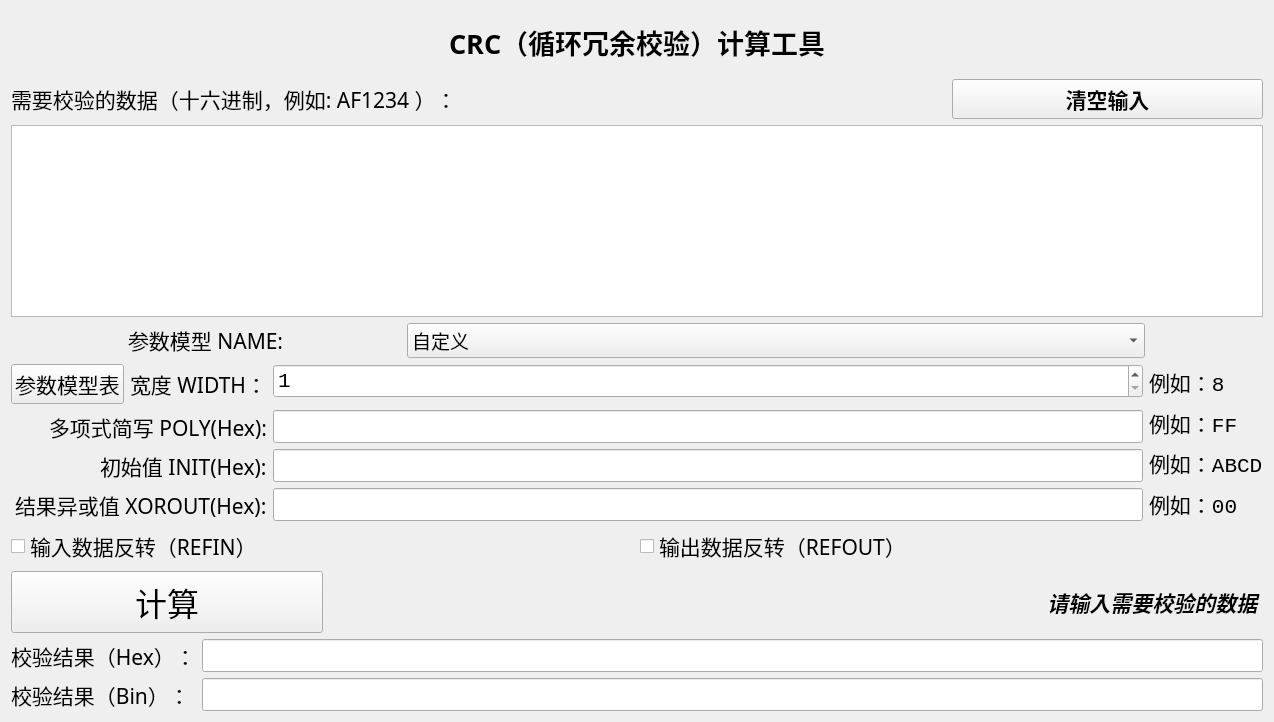
Qt form source_code/crc.ui (Taiga233/CRC_tools) before a commit.
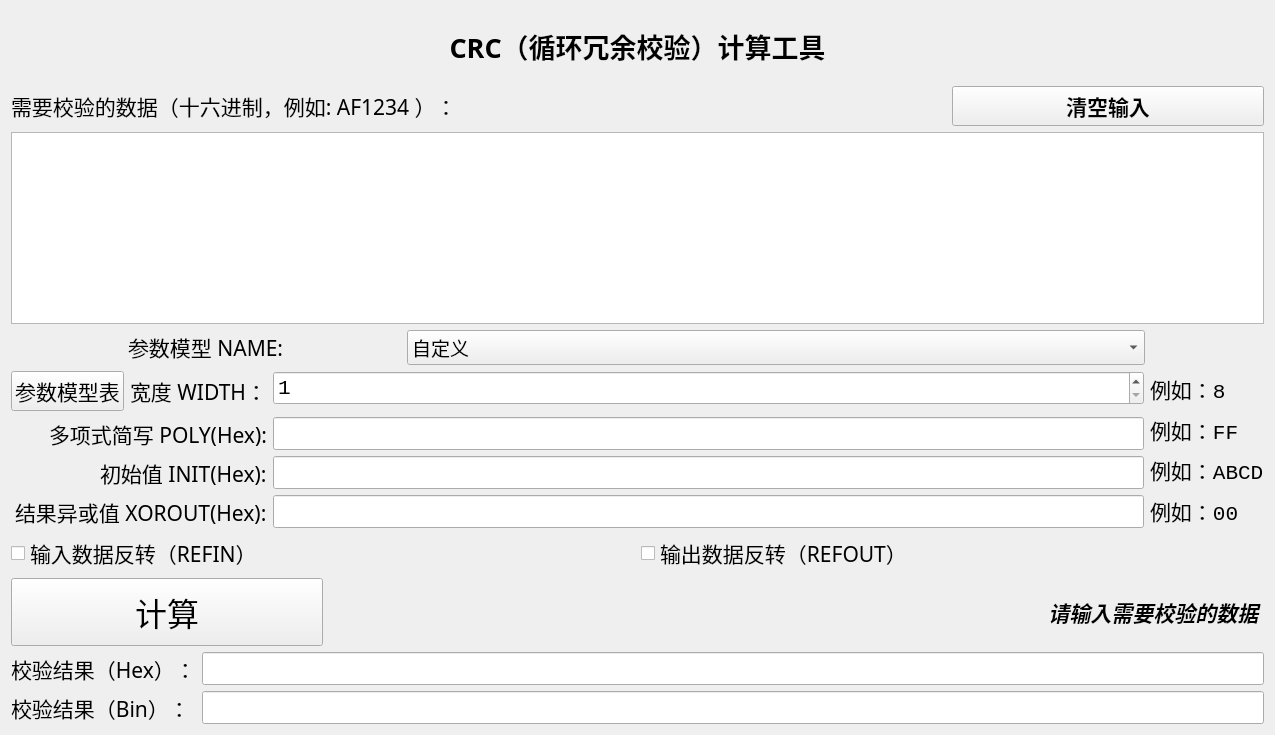
The same form after that commit.

The edit to the form file:
```diff
--- a/source_code/crc.ui
+++ b/source_code/crc.ui
@@ -6,8 +6,8 @@
    <rect>
     <x>0</x>
     <y>0</y>
-    <width>1274</width>
-    <height>722</height>
+    <width>1275</width>
+    <height>735</height>
    </rect>
   </property>
   <property name="font">
@@ -466,7 +466,11 @@
       </widget>
      </item>
      <item row="0" column="1">
-      <widget class="QLineEdit" name="lineEdit_result_hex"/>
+      <widget class="QLineEdit" name="lineEdit_result_hex">
+       <property name="readOnly">
+        <bool>true</bool>
+       </property>
+      </widget>
      </item>
      <item row="1" column="0">
       <widget class="QLabel" name="label_14">
@@ -482,7 +486,11 @@
       </widget>
      </item>
      <item row="1" column="1">
-      <widget class="QLineEdit" name="lineEdit_result_bin"/>
+      <widget class="QLineEdit" name="lineEdit_result_bin">
+       <property name="readOnly">
+        <bool>true</bool>
+       </property>
+      </widget>
      </item>
     </layout>
    </item>
```
